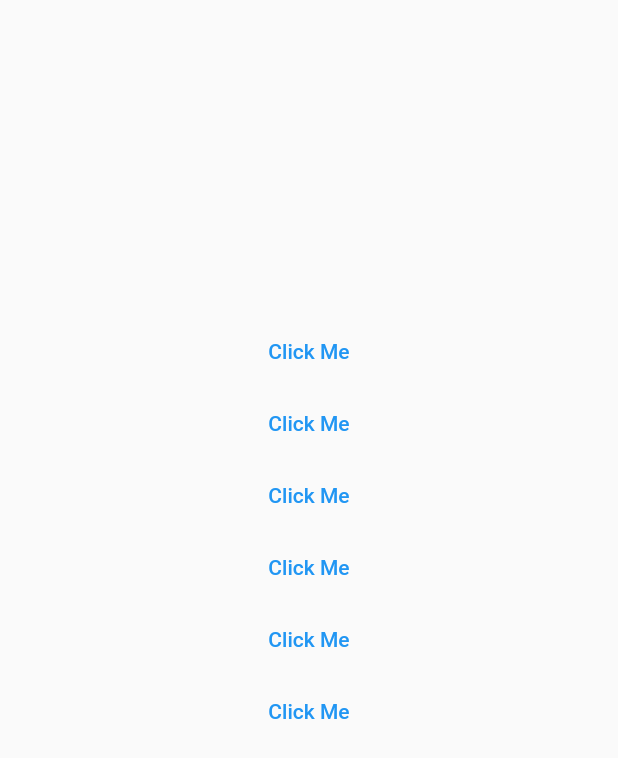
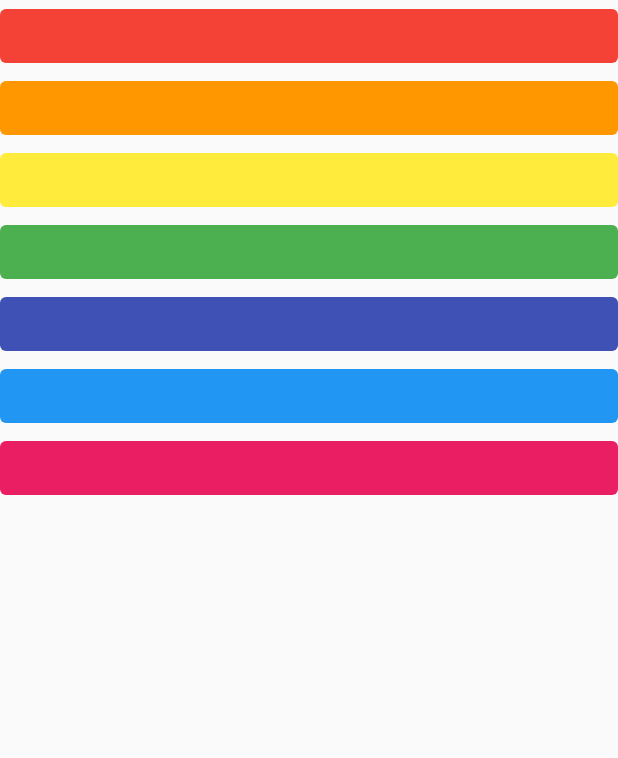
Before and after one commit to xamorite/xylophone, a Flutter app: the screen it shows after launch, on a phone screen of 412 x 824 dp. Shown: the top 758 px of the screen. Run offline on Flutter 3.47's test engine with Material 2 defaults, Android fonts, the light colour scheme and no system bars; our stand-ins replace audioplayers.

Commit message:
Xylophone app

```diff
--- a/lib/main.dart
+++ b/lib/main.dart
@@ -11,58 +11,84 @@ class XylophoneApp extends StatelessWidget {
       home: Scaffold(
         body: SafeArea(
           child: Center(
-            child: Container(
-              width: 250.0,
-              height: 500.0,
+            child: Expanded(
+              // width: 250.0,
+              // height: 500.0,
               child: Column(
                 children: [
-                  TextButton(onPressed: (){
-                    Colors.red;
+                  TextButton(
+                    style: ButtonStyle(
+                      backgroundColor: MaterialStateProperty.all<Color>(Colors.red),
+                    ),
+                    onPressed: (){
                     final player = AudioCache();
                     player.load('note1.wav');
-                  }, child: SizedBox(width: 250.0,)
 
-                    ,),
-                  TextButton(onPressed: (){
-                    Colors.orange;
-                    final player = AudioCache();
-                    player.load('note2.wav');
-                  }, child: Text('Click Me')
-
-                    ,),
-                  TextButton(onPressed: (){
-                    Colors.yellow;
-                    final player = AudioCache();
-                    player.load('note3.wav');
-                  }, child: Text('Click Me')
-
-                    ,),
-                  TextButton(onPressed: (){
-                    Colors.green;
-                    final player = AudioCache();
-                    player.load('note4.wav');
-                  }, child: Text('Click Me')
+                  }, child: SizedBox(width: 400.0,)
 
                     ,),
                   TextButton(
+                    style: ButtonStyle(
+                      backgroundColor: MaterialStateProperty.all<Color>(Colors.orange),
+                    ),
+                    onPressed: (){
+                    final player = AudioCache();
+                    player.load('note2.wav');
+                  }, child: SizedBox(width: 400.0,)
+
+
+                  ),
+                  TextButton(
+                    style: ButtonStyle(
+                      backgroundColor: MaterialStateProperty.all<Color>(Colors.yellow),
+                    ),
+                    onPressed: (){
+                    final player = AudioCache();
+                    player.load('note3.wav');
+                  }, child:SizedBox(width: 400.0,
+                  )
+
+                    ,),
+                  TextButton(
+                    style: ButtonStyle(
+                      backgroundColor: MaterialStateProperty.all<Color>(Colors.green),
+                    ),
+                    onPressed: (){
+                    final player = AudioCache();
+                    player.load('note4.wav');
+                  }, child: SizedBox(width: 400.0,)
+
+                    ,),
+                  TextButton(
+                    style: ButtonStyle(
+                      backgroundColor: MaterialStateProperty.all<Color>(Colors.indigo),
+                    ),
                     onPressed: (){
                     final player = AudioCache();
                     player.load('note5.wav');
                   },
-                    child: Text('Click Me')
+                    child: SizedBox(width: 400.0,)
                     ,),
-                  TextButton(onPressed: (){
+                  TextButton(
+                    style: ButtonStyle(
+                      backgroundColor: MaterialStateProperty.all<Color>(Colors.blue),
+                    ),
+                    onPressed: (){
                     final player = AudioCache();
                     player.load('note6.wav');
-                  }, child: Text('Click Me')
+                  }, child: SizedBox(width: 400.0,)
 
                     ,),
-                  TextButton(onPressed: (){
+                  TextButton(
+                    style: ButtonStyle(
+                      backgroundColor: MaterialStateProperty.all<Color>(Colors.pink),
+                    ),
+                    onPressed: (){
                     final player = AudioCache();
                     player.load('note7.wav');
-                  }, child: Text('Click Me'),
+                  }, child: SizedBox(width: 400.0,)
 
-                    ),
+                   ),
                 ],
               ),
             ),
```
